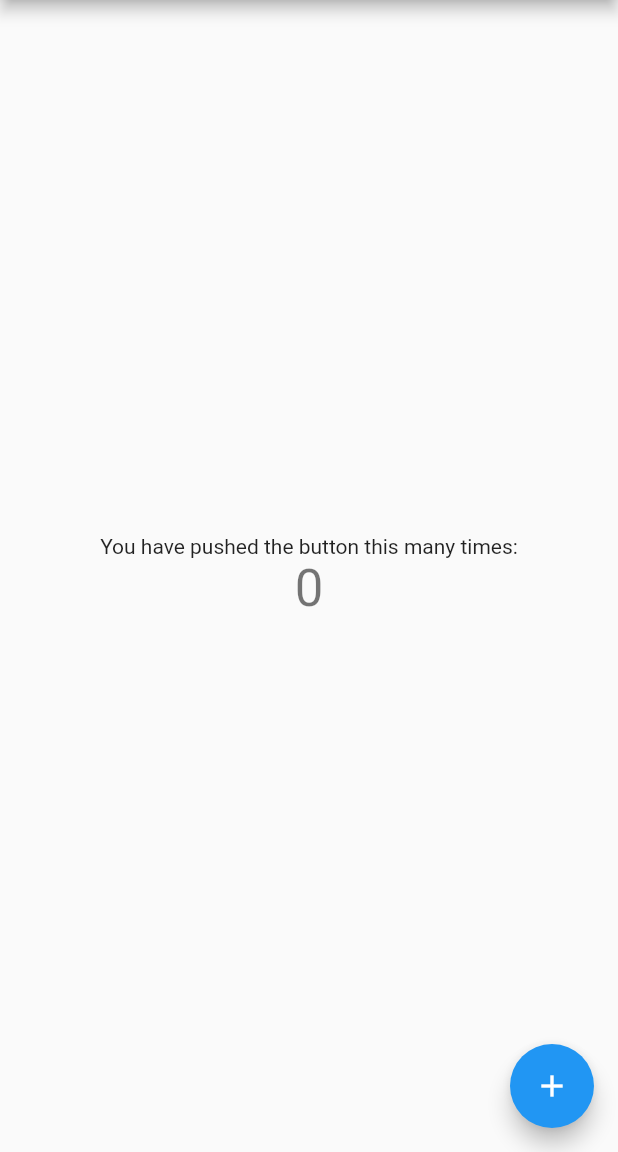
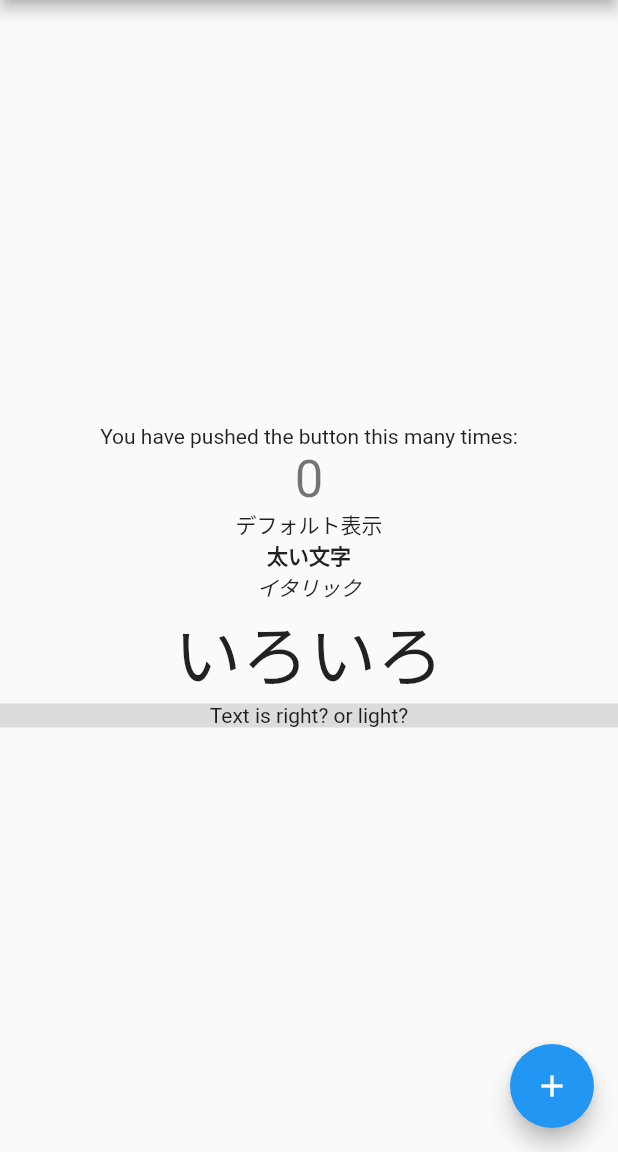
Before and after one commit to gokitchen/flutter-study, a Flutter app: the screen it shows after launch, on a phone screen of 412 x 824 dp, the part 84-1236 px from its top. Run offline on Flutter 3.47's test engine with Material 2 defaults, Android fonts, the phone set to English and light mode, and no system bars.

Commit message:
Text widgetの使い方

```diff
--- a/lib/main.dart
+++ b/lib/main.dart
@@ -102,6 +102,17 @@ class _MyHomePageState extends State<MyHomePage> {
               '$_counter',
               style: Theme.of(context).textTheme.headline4,
             ),
+            Text('デフォルト表示'),
+            Text('太い文字', style: TextStyle(fontWeight: FontWeight.bold)),
+            Text('イタリック', style: TextStyle(fontStyle: FontStyle.italic)),
+            Text('いろいろ', style: TextStyle(fontSize: 45)),
+            Container(
+              width: double.infinity,
+              color: Colors.black12,
+
+              child: Text('Text is right? or light?', textAlign: TextAlign.center,),
+
+            ),
           ],
         ),
       ),
```
